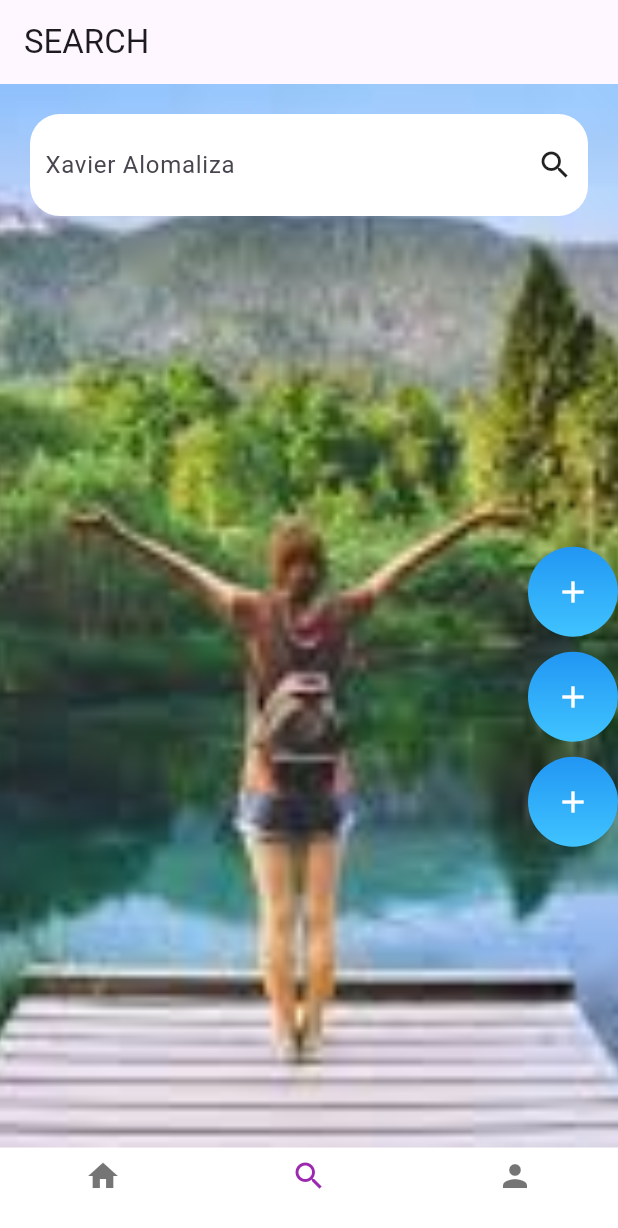
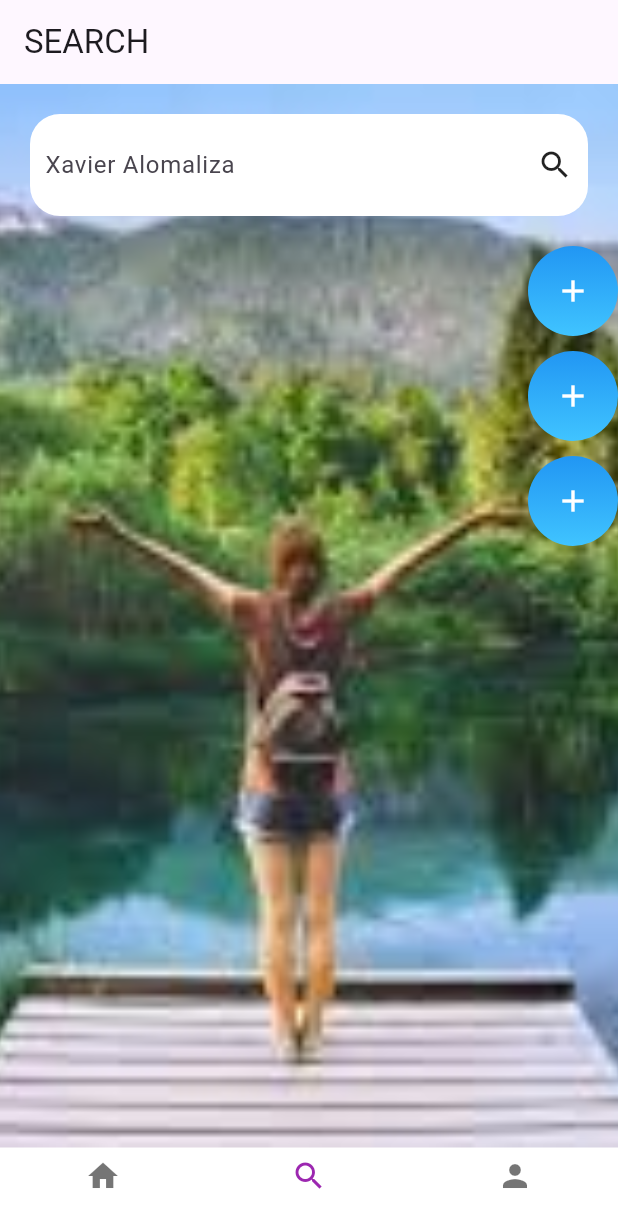
Before and after one commit to XAlomlaiza/PruebaAlomaliza6A, a Flutter app: the screen it shows after launch, item 2 of the bottom bar chosen, after a tap on the "search" icon, on a phone screen of 412 x 824 dp. Shown: the top 1228 px of the screen. Run offline on Flutter 3.47's test engine with Material 3 defaults, Android fonts, the phone set to English and light mode, and no system bars; our stand-ins replace google_fonts.

```diff
--- a/lib/search_trips_page.dart
+++ b/lib/search_trips_page.dart
@@ -1,4 +1,5 @@
 import 'package:flutter/material.dart';
+import 'package:flutter/services.dart';
 
 class SearchTripsPage extends StatefulWidget {
   const SearchTripsPage({Key? key}) : super(key: key);
@@ -9,7 +10,7 @@ class SearchTripsPage extends StatefulWidget {
 
 class _SearchTripsPageState extends State<SearchTripsPage> {
   late TextEditingController _searchController;
-  bool _searchClicked = false;
+  bool _ClicEnSearch = false;
 
   @override
   void initState() {
@@ -53,9 +54,9 @@ class _SearchTripsPageState extends State<SearchTripsPage> {
                     children: [
                       Expanded(
                         child: TextFormField(
-                          controller: _searchController,
-                          decoration: InputDecoration(
-                            hintText: _searchClicked ? 'Xavier Alomaliza' : 'Ingrese su búsqueda',
+                            controller: _searchController,
+                            decoration: InputDecoration(
+                            hintText: _ClicEnSearch ? 'Xavier Alomaliza' : 'Ingrese su búsqueda',
                             border: InputBorder.none,
                           ),
                         ),
@@ -63,7 +64,7 @@ class _SearchTripsPageState extends State<SearchTripsPage> {
                       GestureDetector(
                         onTap: () {
                           setState(() {
-                            _searchClicked = !_searchClicked;
+                            _ClicEnSearch = !_ClicEnSearch;
                           });
                         },
                         child: Icon(Icons.search),
@@ -74,7 +75,8 @@ class _SearchTripsPageState extends State<SearchTripsPage> {
               ),
             ),
             SizedBox(height: 20),
-            Expanded(
+            SizedBox(
+              height: 200, // Ajusta la altura del contenedor que contiene los botones
               child: Column(
                 mainAxisAlignment: MainAxisAlignment.center,
                 crossAxisAlignment: CrossAxisAlignment.end,
```
